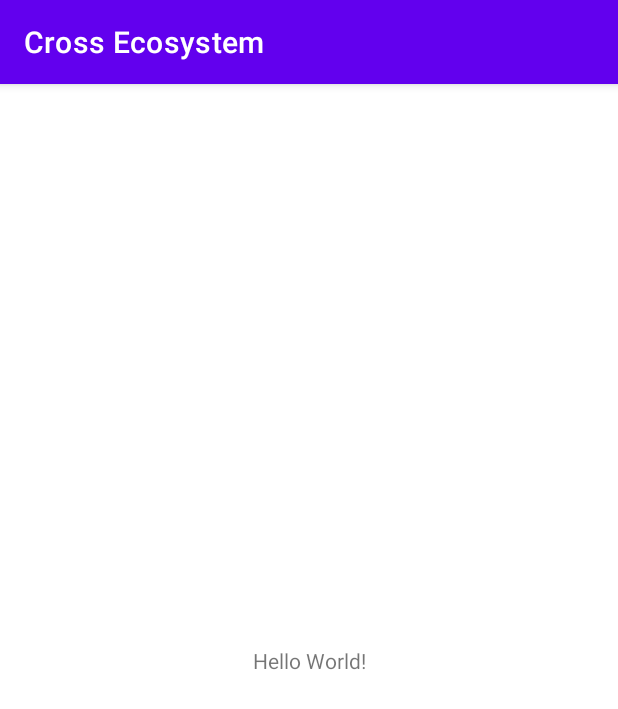
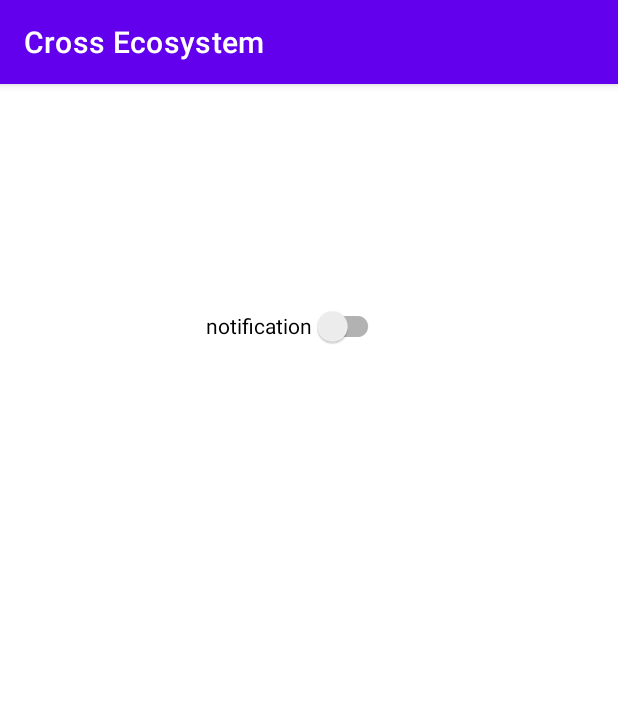
Before and after one commit to dharun-karthik-a/cross-platform-eco-system, an Android app: the screen it shows after launch (MainActivity), on a phone screen of 412 x 824 dp. Shown: the top 709 px of the screen. Run offline under Robolectric (Android 15) with nearby library versions, the phone set to English and light mode, and no system bars.

Commit message:
Added toggle for notification publish

```diff
--- a/app/build.gradle
+++ b/app/build.gradle
@@ -40,6 +40,7 @@ dependencies {
     implementation 'com.google.android.material:material:1.8.0'
     implementation 'androidx.constraintlayout:constraintlayout:2.1.4'
     implementation 'com.google.firebase:firebase-database-ktx:20.2.0'
+    implementation 'androidx.appcompat:appcompat:1.6.1'
     testImplementation 'junit:junit:4.13.2'
     androidTestImplementation 'androidx.test.ext:junit:1.1.5'
     androidTestImplementation 'androidx.test.espresso:espresso-core:3.5.1'
--- a/app/src/main/java/com/app/crossecosystem/MainActivity.kt
+++ b/app/src/main/java/com/app/crossecosystem/MainActivity.kt
@@ -1,13 +1,21 @@
 package com.app.crossecosystem
 
-import android.content.pm.PackageManager
 import android.os.Bundle
-import android.util.Log
 import androidx.appcompat.app.AppCompatActivity
+import androidx.appcompat.widget.SwitchCompat
+import com.app.crossecosystem.enums.ToggleManager
+import com.app.crossecosystem.enums.Toggles
 
 class MainActivity : AppCompatActivity() {
     override fun onCreate(savedInstanceState: Bundle?) {
         super.onCreate(savedInstanceState)
         setContentView(R.layout.activity_main)
+        val notificationToggleButton: SwitchCompat = findViewById(R.id.notification_toggle)
+        val toggleManager = ToggleManager(applicationContext)
+
+        notificationToggleButton.isChecked = toggleManager.isSwitchEnabled(Toggles.NOTIFICATION_TOGGLE)
+        notificationToggleButton.setOnCheckedChangeListener { _, isChecked ->
+            toggleManager.saveSwitchState(Toggles.NOTIFICATION_TOGGLE, isChecked)
+        }
     }
 }
--- /dev/null
+++ b/app/src/main/java/com/app/crossecosystem/enums/ToggleManager.kt
@@ -0,0 +1,22 @@
+package com.app.crossecosystem.enums
+
+import android.content.Context
+
+enum class Toggles {
+    NOTIFICATION_TOGGLE
+}
+
+class ToggleManager(context: Context) {
+
+    private val TOGGLE_PREFERENCES = "TOGGLE_PREFERENCES"
+    private val sharedPref = context.getSharedPreferences(TOGGLE_PREFERENCES, Context.MODE_PRIVATE)
+
+    fun saveSwitchState(toggleName: Toggles, toggleState: Boolean) {
+        sharedPref.edit().putBoolean(toggleName.name, toggleState).apply()
+    }
+
+    fun isSwitchEnabled(toggleName: Toggles): Boolean {
+        return sharedPref.getBoolean(toggleName.name, false)
+    }
+
+}
--- a/app/src/main/res/layout/activity_main.xml
+++ b/app/src/main/res/layout/activity_main.xml
@@ -6,13 +6,16 @@
     android:layout_height="match_parent"
     tools:context=".MainActivity">
 
-    <TextView
+    <androidx.appcompat.widget.SwitchCompat
+        android:id="@+id/notification_toggle"
         android:layout_width="wrap_content"
         android:layout_height="wrap_content"
-        android:text="Hello World!"
+        android:text="@string/notification_toggle_name"
         app:layout_constraintBottom_toBottomOf="parent"
         app:layout_constraintEnd_toEndOf="parent"
+        app:layout_constraintHorizontal_bias="0.469"
         app:layout_constraintStart_toStartOf="parent"
-        app:layout_constraintTop_toTopOf="parent" />
+        app:layout_constraintTop_toTopOf="parent"
+        app:layout_constraintVertical_bias="0.191" />
 
 </androidx.constraintlayout.widget.ConstraintLayout>
--- a/app/src/main/res/values/strings.xml
+++ b/app/src/main/res/values/strings.xml
@@ -1,3 +1,4 @@
 <resources>
     <string name="app_name">Cross Ecosystem</string>
+    <string name="notification_toggle_name">notification</string>
 </resources>
```
Also changed, not shown: app/src/main/java/com/app/crossecosystem/notification/NotificationPublisher.kt (+12 -7 lines).
